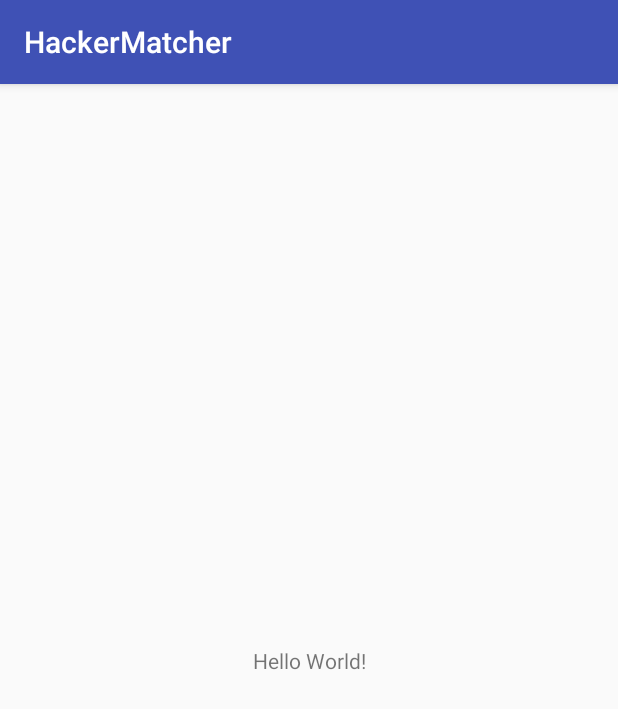
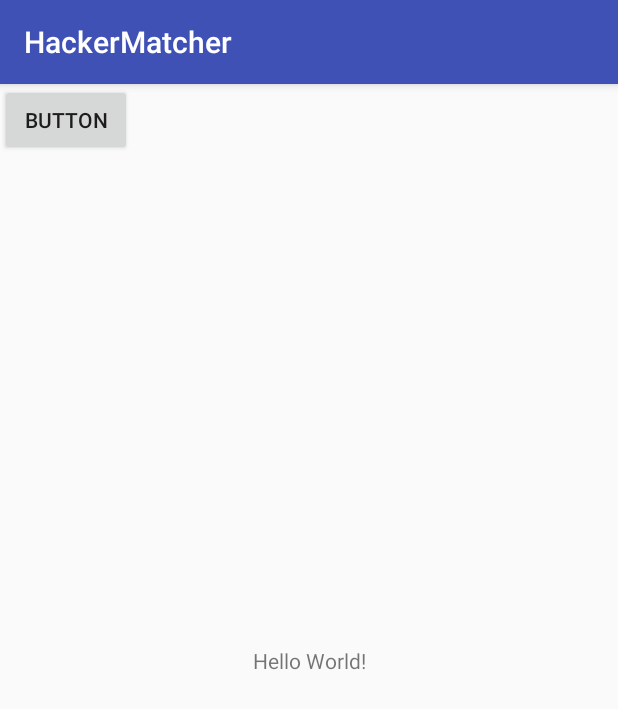
Before and after one commit to mpokryva/HackerMatch, an Android app: the screen it shows after launch (Welcome), on a phone screen of 412 x 824 dp. Shown: the top 709 px of the screen. Run offline under Robolectric (Android 15) with nearby library versions, the phone set to English and light mode, and no system bars.

Commit message:
Update activity_welcome.xml

```diff
--- a/app/src/main/res/layout/activity_welcome.xml
+++ b/app/src/main/res/layout/activity_welcome.xml
@@ -15,4 +15,12 @@
         app:layout_constraintRight_toRightOf="parent"
         app:layout_constraintTop_toTopOf="parent" />
 
+    <Button
+        android:id="@+id/uploadImg"
+        android:layout_width="wrap_content"
+        android:layout_height="wrap_content"
+        android:text="Button"
+        tools:layout_editor_absoluteX="32dp"
+        tools:layout_editor_absoluteY="28dp" />
+
 </android.support.constraint.ConstraintLayout>
```
